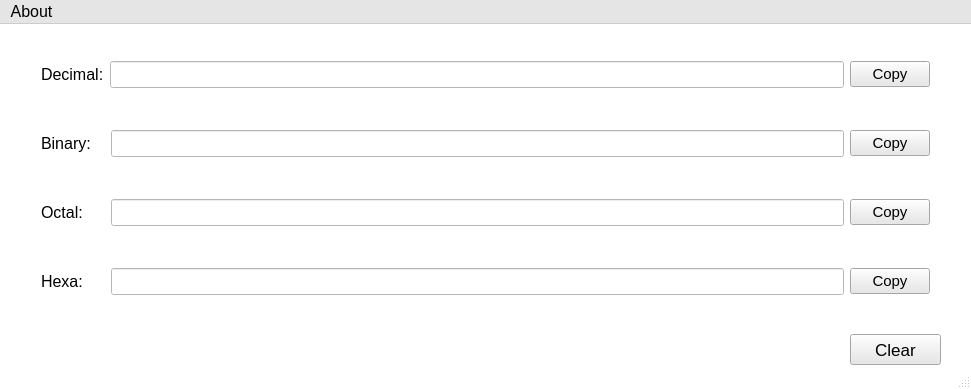
dhamith93/NumberSystemConverterLinux, file numbersystemconverter.ui: the form before one commit.
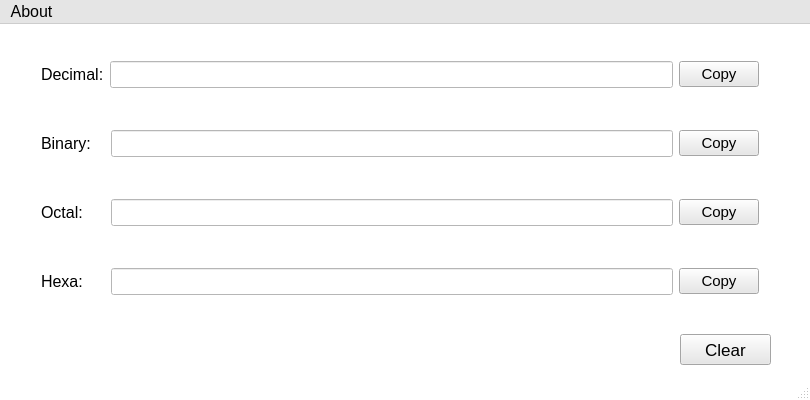
The form after the commit.

```diff
--- a/numbersystemconverter.ui
+++ b/numbersystemconverter.ui
@@ -6,8 +6,8 @@
    <rect>
     <x>0</x>
     <y>0</y>
-    <width>971</width>
-    <height>389</height>
+    <width>810</width>
+    <height>400</height>
    </rect>
   </property>
   <property name="palette">
@@ -81,7 +81,7 @@
    <widget class="QPushButton" name="clearAll">
     <property name="geometry">
      <rect>
-      <x>850</x>
+      <x>680</x>
       <y>310</y>
       <width>91</width>
       <height>31</height>
@@ -107,7 +107,7 @@
      <rect>
       <x>30</x>
       <y>-10</y>
-      <width>911</width>
+      <width>740</width>
       <height>331</height>
      </rect>
     </property>
@@ -130,7 +130,7 @@
         <widget class="QLineEdit" name="txtDec">
          <property name="font">
           <font>
-           <family>Liberation Mono</family>
+           <family>Monospace</family>
            <pointsize>12</pointsize>
           </font>
          </property>
@@ -171,7 +171,7 @@
         <widget class="QLineEdit" name="txtBin">
          <property name="font">
           <font>
-           <family>Liberation Mono</family>
+           <family>Monospace</family>
            <pointsize>12</pointsize>
           </font>
          </property>
@@ -212,7 +212,7 @@
         <widget class="QLineEdit" name="txtOct">
          <property name="font">
           <font>
-           <family>Liberation Mono</family>
+           <family>Monospace</family>
            <pointsize>12</pointsize>
           </font>
          </property>
@@ -253,7 +253,7 @@
         <widget class="QLineEdit" name="txtHex">
          <property name="font">
           <font>
-           <family>Liberation Mono</family>
+           <family>Monospace</family>
            <pointsize>12</pointsize>
           </font>
          </property>
@@ -284,7 +284,7 @@
     <rect>
      <x>0</x>
      <y>0</y>
-     <width>971</width>
+     <width>810</width>
      <height>24</height>
     </rect>
    </property>
```
Left out of the diff: 2 changed lines with no effect on the pictures.
